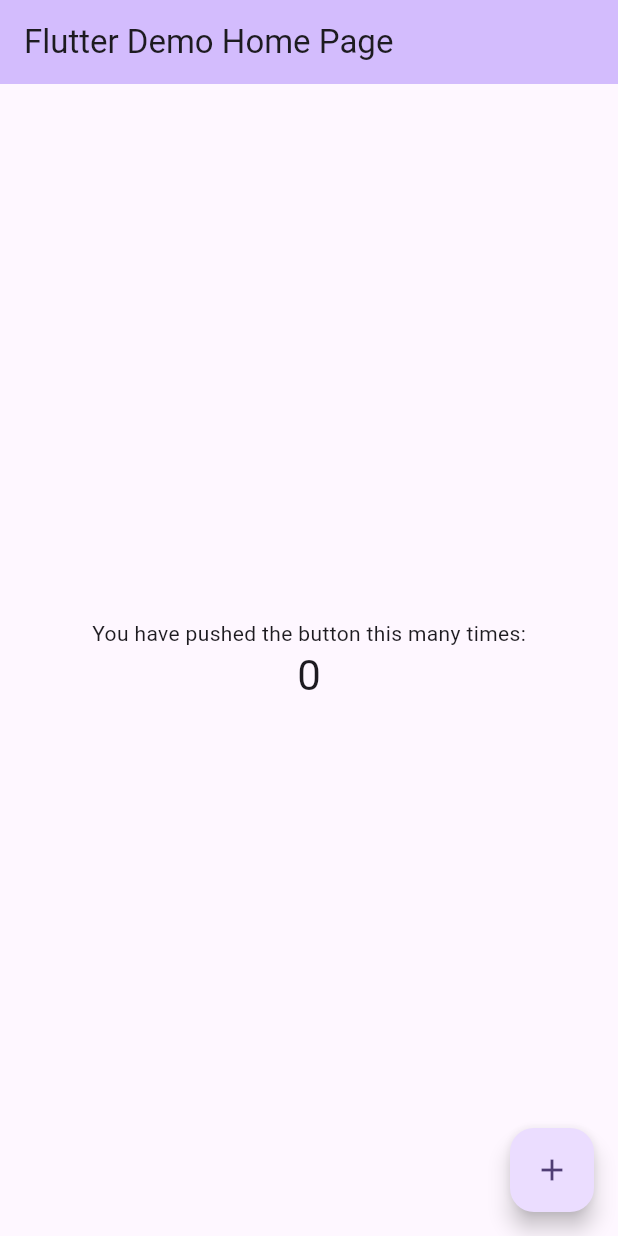
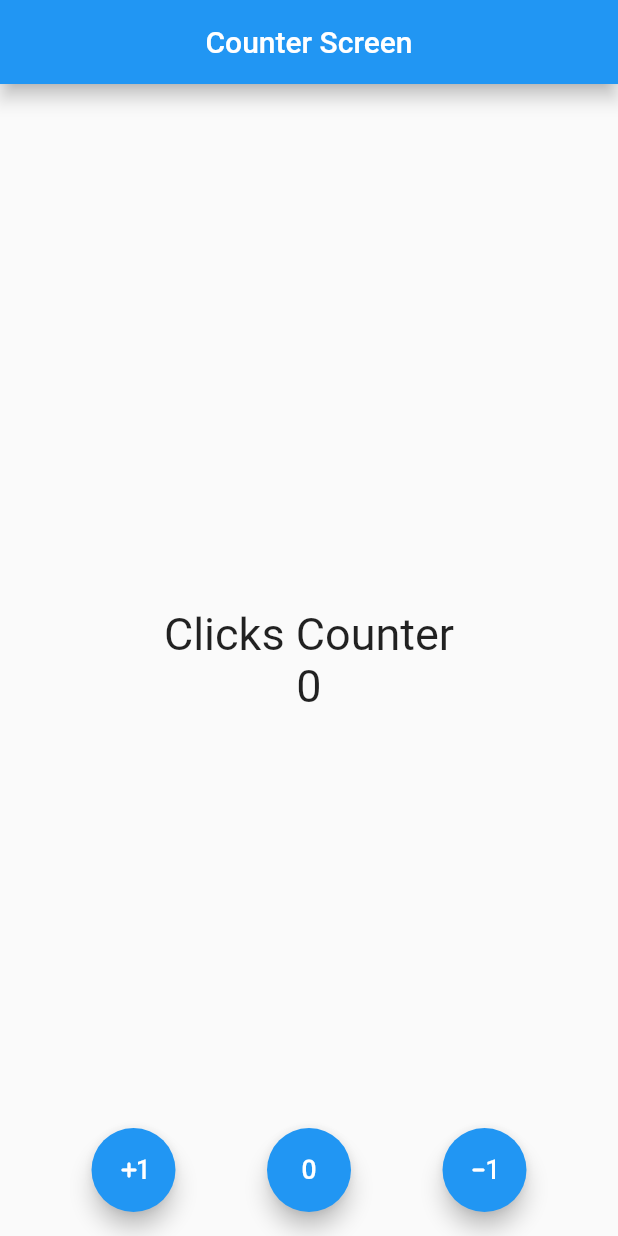
Before and after one commit to LuisFelipePoma/DartFlutter-Course, a Flutter app: the screen it shows after launch, on a phone screen of 412 x 824 dp. Run offline on Flutter 3.47's test engine with Material 2 defaults, Android fonts, the phone set to English and light mode, and no system bars.

Commit message:
Aplicacion Contador, Statefull Widget, Stateless Widget, setState

```diff
--- a/src/Projects/flutter_application_intro/lib/main.dart
+++ b/src/Projects/flutter_application_intro/lib/main.dart
@@ -1,4 +1,6 @@
 import 'package:flutter/material.dart';
+import 'package:flutter_application_intro/screens/counter_screen.dart';
+// import 'package:flutter_application_intro/screens/home_screen.dart';
 
 void main() {
   runApp(const MyApp());
@@ -7,119 +9,12 @@ void main() {
 class MyApp extends StatelessWidget {
   const MyApp({super.key});
 
-  // This widget is the root of your application.
   @override
   Widget build(BuildContext context) {
-    return MaterialApp(
-      title: 'Flutter Demo',
-      theme: ThemeData(
-        // This is the theme of your application.
-        //
-        // TRY THIS: Try running your application with "flutter run". You'll see
-        // the application has a blue toolbar. Then, without quitting the app,
-        // try changing the seedColor in the colorScheme below to Colors.green
-        // and then invoke "hot reload" (save your changes or press the "hot
-        // reload" button in a Flutter-supp<orted IDE, or press "r" if you used
-        // the command line to start the app).
-        //
-        // Notice that the counter didn't reset back to zero; the application
-        // state is not lost during the reload. To reset the state, use hot
-        // restart instead.
-        //
-        // This works for code too, not just values: Most code changes can be
-        // tested with just a hot reload.
-        colorScheme: ColorScheme.fromSeed(seedColor: Colors.deepPurple),
-        useMaterial3: true,
-      ),
-      home: const MyHomePage(title: 'Flutter Demo Home Page'),
+    return const MaterialApp(
+      debugShowCheckedModeBanner: false,
+      // home: HomeScreen(),
+      home: CounterScreen(),
     );
   }
 }
-
-class MyHomePage extends StatefulWidget {
-  const MyHomePage({super.key, required this.title});
-
-  // This widget is the home page of your application. It is stateful, meaning
-  // that it has a State object (defined below) that contains fields that affect
-  // how it looks.
-
-  // This class is the configuration for the state. It holds the values (in this
-  // case the title) provided by the parent (in this case the App widget) and
-  // used by the build method of the State. Fields in a Widget subclass are
-  // always marked "final".
-
-  final String title;
-
-  @override
-  State<MyHomePage> createState() => _MyHomePageState();
-}
-
-class _MyHomePageState extends State<MyHomePage> {
-  int _counter = 0;
-
-  void _incrementCounter() {
-    setState(() {
-      // This call to setState tells the Flutter framework that something has
-      // changed in this State, which causes it to rerun the build method below
-      // so that the display can reflect the updated values. If we changed
-      // _counter without calling setState(), then the build method would not be
-      // called again, and so nothing would appear to happen.
-      _counter++;
-    });
-  }
-
-  @override
-  Widget build(BuildContext context) {
-    // This method is rerun every time setState is called, for instance as done
-    // by the _incrementCounter method above.
-    //
-    // The Flutter framework has been optimized to make rerunning build methods
-    // fast, so that you can just rebuild anything that needs updating rather
-    // than having to individually change instances of widgets.
-    return Scaffold(
-      appBar: AppBar(
-        // TRY THIS: Try changing the color here to a specific color (to
-        // Colors.amber, perhaps?) and trigger a hot reload to see the AppBar
-        // change color while the other colors stay the same.
-        backgroundColor: Theme.of(context).colorScheme.inversePrimary,
-        // Here we take the value from the MyHomePage object that was created by
-        // the App.build method, and use it to set our appbar title.
-        title: Text(widget.title),
-      ),
-      body: Center(
-        // Center is a layout widget. It takes a single child and positions it
-        // in the middle of the parent.
-        child: Column(
-          // Column is also a layout widget. It takes a list of children and
-          // arranges them vertically. By default, it sizes itself to fit its
-          // children horizontally, and tries to be as tall as its parent.
-          //
-          // Column has various properties to control how it sizes itself and
-          // how it positions its children. Here we use mainAxisAlignment to
-          // center the children vertically; the main axis here is the vertical
-          // axis because Columns are vertical (the cross axis would be
-          // horizontal).
-          //
-          // TRY THIS: Invoke "debug painting" (choose the "Toggle Debug Paint"
-          // action in the IDE, or press "p" in the console), to see the
-          // wireframe for each widget.
-          mainAxisAlignment: MainAxisAlignment.center,
-          children: <Widget>[
-            const Text(
-              'You have pushed the button this many times:',
-            ),
-            Text(
-              '$_counter',
-              style: Theme.of(context).textTheme.headlineMedium,
-            ),
-          ],
-        ),
-      ),
-      floatingActionButton: FloatingActionButton(
-        onPressed: _incrementCounter,
-        tooltip: 'Increment',
-        child: const Icon(Icons.add),
-      ), // This trailing comma makes auto-formatting nicer for build methods.
-    );
-  }
-}
--- /dev/null
+++ b/src/Projects/flutter_application_intro/lib/screens/counter_screen.dart
@@ -0,0 +1,83 @@
+import 'package:flutter/material.dart';
+
+// MAIN-WIDGET
+class CounterScreen extends StatefulWidget {
+  const CounterScreen({super.key});
+
+  @override
+  State<CounterScreen> createState() => _CounterScreenState();
+}
+
+// CONSTRUCTOR-WIDGET
+class _CounterScreenState extends State<CounterScreen> {
+  int counter = 0;
+
+  void increase() => setState(() => counter++);
+
+  void decrease() => setState(() => counter--);
+
+  void zero() => setState(() => counter = 0);
+
+  @override
+  Widget build(BuildContext context) {
+    TextStyle fontSize = const TextStyle(fontSize: 30);
+    return Scaffold(
+      // backgroundColor: Colors.blueAccent,
+      appBar: AppBar(
+        centerTitle: true,
+        title: const Text("Counter Screen"),
+        elevation: 5.0,
+      ),
+      body: Center(
+        child: Column(
+          mainAxisAlignment: MainAxisAlignment.center,
+          children: [
+            Text("Clicks Counter", style: fontSize),
+            Text('$counter', style: fontSize),
+          ],
+        ),
+      ),
+      floatingActionButtonLocation: FloatingActionButtonLocation.centerFloat,
+      floatingActionButton: CustomFloatingActions(
+        increaseFn: increase,
+        decreaseFn: decrease,
+        zeroFn: zero,
+      ),
+    );
+  }
+}
+
+// Widgets
+
+class CustomFloatingActions extends StatelessWidget {
+  final Function increaseFn;
+  final Function decreaseFn;
+  final Function zeroFn;
+
+  const CustomFloatingActions(
+      {super.key,
+      required this.increaseFn,
+      required this.decreaseFn,
+      required this.zeroFn});
+
+  @override
+  Widget build(BuildContext context) {
+    return Row(
+      mainAxisAlignment: MainAxisAlignment.spaceEvenly,
+      children: [
+        FloatingActionButton(
+          child: const Icon(Icons.exposure_plus_1_rounded),
+          onPressed: () => increaseFn(),
+        ),
+        FloatingActionButton(
+          child: const Icon(Icons.exposure_zero_rounded),
+          onPressed: () => zeroFn(),
+        ),
+        FloatingActionButton(
+          child: const Icon(Icons.exposure_minus_1_rounded),
+          onPressed: () => decreaseFn(),
+        ),
+      ],
+    );
+  }
+}
--- /dev/null
+++ b/src/Projects/flutter_application_intro/lib/screens/home_screen.dart
@@ -0,0 +1,34 @@
+import 'package:flutter/material.dart';
+
+class HomeScreen extends StatelessWidget {
+  const HomeScreen({super.key});
+
+  @override
+  Widget build(BuildContext context) {
+    TextStyle fontSize = const TextStyle(fontSize: 30);
+    int counter = 0;
+    return Scaffold(
+      // backgroundColor: Colors.blueAccent,
+      appBar: AppBar(
+        centerTitle: true,
+        title: const Text("Home Screen"),
+        elevation: 5.0,
+      ),
+      body: Center(
+        child: Column(
+          mainAxisAlignment: MainAxisAlignment.center,
+          children: [
+            Text("Clicks Counter", style: fontSize),
+            Text('$counter', style: fontSize),
+          ],
+        ),
+      ),
+      // floatingActionButtonLocation: FloatingActionButtonLocation.startFloat,
+      floatingActionButton: FloatingActionButton(
+          child: const Icon(Icons.add),
+          onPressed: () {
+            counter++;
+          }),
+    );
+  }
+}
```
